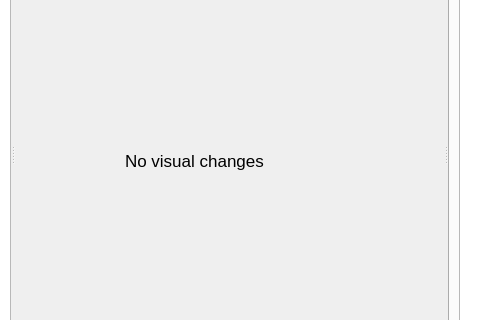
Above: Mergin/ui/ui_versions_viewer.ui from MerginMaps/qgis-plugin before the change; both pictures show x 401 to 881 and y 214 to 534 of the 1295 by 736 pixel window. Below: the same form after it.
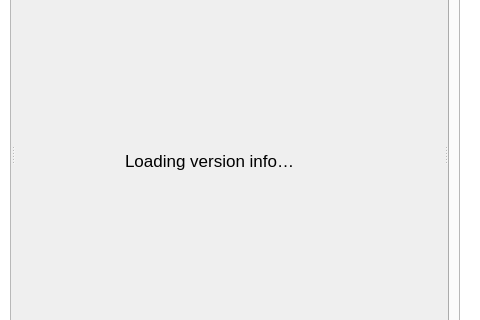
That is the form after the change. The open tabs and pages were chosen to show the change. Icons and pictures are not drawn. Custom widgets are drawn as their Qt base class.

Commit message: Change default info text

```diff
--- a/Mergin/ui/ui_versions_viewer.ui
+++ b/Mergin/ui/ui_versions_viewer.ui
@@ -234,7 +234,7 @@
             </font>
            </property>
            <property name="text">
-            <string>No visual changes</string>
+            <string>Loading version info…</string>
            </property>
           </widget>
          </widget>
```
